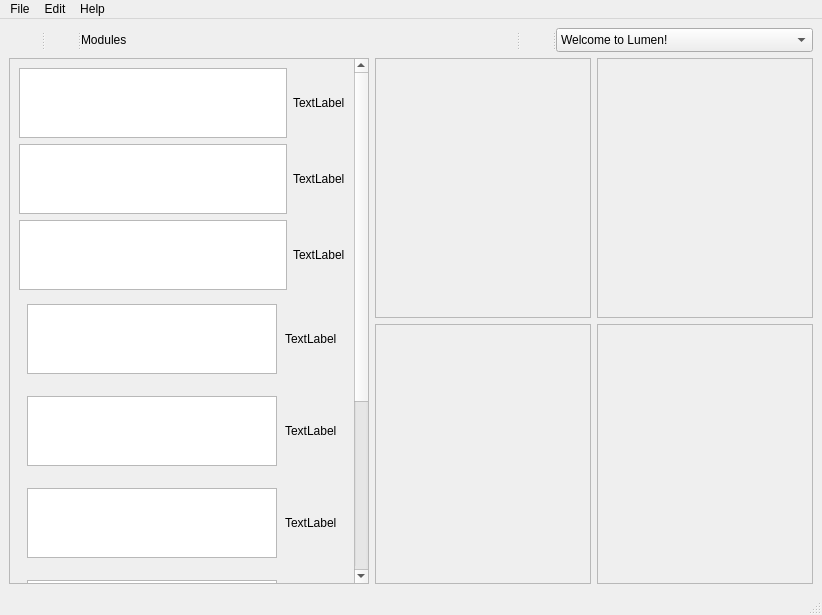
First picture: the form in ui/LumenMainWindow2.0.ui, repository Eual11/Lumen, before the edit.
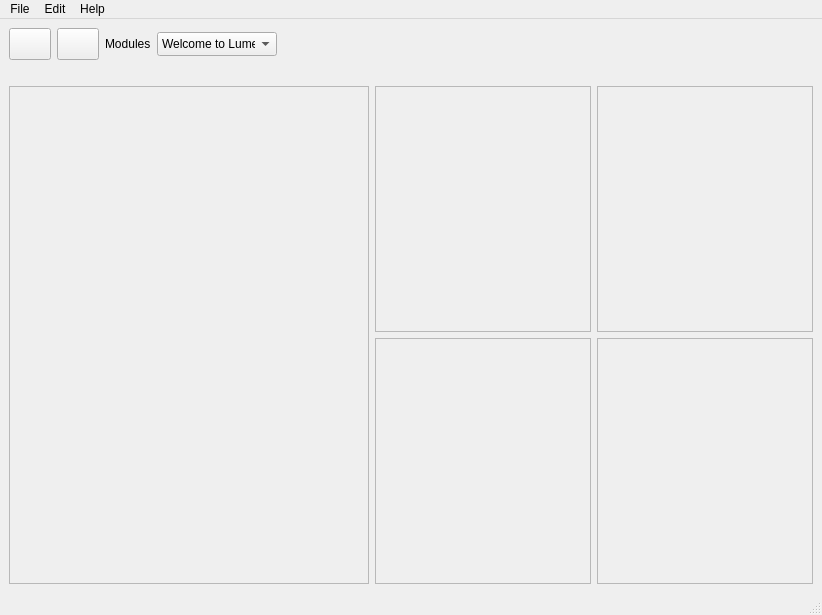
Second picture: the form after the edit. Icons and pictures are not drawn.

Patch:
```diff
--- a/ui/LumenMainWindow2.0.ui
+++ b/ui/LumenMainWindow2.0.ui
@@ -26,99 +26,84 @@
    <string>MainWindow</string>
   </property>
   <widget class="QWidget" name="centralwidget">
-   <layout class="QHBoxLayout" name="horizontalLayout_13">
-    <item>
      <layout class="QVBoxLayout" name="verticalLayout_2">
       <item>
-       <widget class="QSplitter" name="splitter_2">
-        <property name="sizePolicy">
-         <sizepolicy hsizetype="Expanding" vsizetype="Preferred">
-          <horstretch>0</horstretch>
-          <verstretch>0</verstretch>
-         </sizepolicy>
-        </property>
-        <property name="maximumSize">
+     <layout class="QHBoxLayout" name="horizontalLayout_10">
+      <item>
+       <widget class="QPushButton" name="pushButton">
+        <property name="minimumSize">
          <size>
-          <width>282</width>
+          <width>42</width>
           <height>32</height>
          </size>
         </property>
-        <property name="orientation">
-         <enum>Qt::Orientation::Horizontal</enum>
-        </property>
-        <widget class="QLabel" name="label">
          <property name="maximumSize">
           <size>
-           <width>32</width>
+          <width>42</width>
            <height>32</height>
           </size>
          </property>
          <property name="text">
           <string/>
          </property>
-         <property name="pixmap">
-          <pixmap resource="../RCS.qrc">:/saveIcon/icons8-image-96.png</pixmap>
-         </property>
-         <property name="scaledContents">
-          <bool>true</bool>
-         </property>
-        </widget>
-        <widget class="QLabel" name="label_2">
+        <property name="icon">
+         <iconset resource="../RCS.qrc">
+          <normaloff>:/saveIcon/icons8-image-96.png</normaloff>:/saveIcon/icons8-image-96.png</iconset>
+        </property>
+        <property name="iconSize">
+         <size>
+          <width>32</width>
+          <height>32</height>
+         </size>
+        </property>
+       </widget>
+      </item>
+      <item>
+       <widget class="QPushButton" name="pushButton_2">
+        <property name="minimumSize">
+         <size>
+          <width>42</width>
+          <height>32</height>
+         </size>
+        </property>
          <property name="maximumSize">
           <size>
-           <width>32</width>
+          <width>42</width>
            <height>32</height>
           </size>
          </property>
          <property name="text">
           <string/>
          </property>
-         <property name="pixmap">
-          <pixmap resource="../RCS.qrc">:/newPrefix/icons8-save-100.png</pixmap>
-         </property>
-         <property name="scaledContents">
-          <bool>true</bool>
-         </property>
-        </widget>
-        <widget class="QSplitter" name="splitter">
-         <property name="sizePolicy">
-          <sizepolicy hsizetype="Minimum" vsizetype="Preferred">
-           <horstretch>0</horstretch>
-           <verstretch>0</verstretch>
-          </sizepolicy>
-         </property>
-         <property name="orientation">
-          <enum>Qt::Orientation::Horizontal</enum>
-         </property>
-         <widget class="QLabel" name="label_4">
-          <property name="sizePolicy">
-           <sizepolicy hsizetype="Fixed" vsizetype="Preferred">
-            <horstretch>0</horstretch>
-            <verstretch>0</verstretch>
-           </sizepolicy>
-          </property>
-          <property name="text">
-           <string>Modules</string>
-          </property>
-         </widget>
+        <property name="icon">
+         <iconset resource="../RCS.qrc">
+          <normaloff>:/newPrefix/icons8-save-100.png</normaloff>:/newPrefix/icons8-save-100.png</iconset>
+        </property>
+        <property name="iconSize">
+         <size>
+          <width>32</width>
+          <height>32</height>
+         </size>
+        </property>
+       </widget>
+      </item>
+      <item>
          <widget class="QLabel" name="label_3">
           <property name="maximumSize">
            <size>
-            <width>32</width>
+          <width>85</width>
             <height>32</height>
            </size>
           </property>
           <property name="text">
-           <string/>
-          </property>
-          <property name="pixmap">
-           <pixmap resource="../RCS.qrc">:/saveIcon/icons8-module-64.png</pixmap>
+         <string>Modules</string>
           </property>
           <property name="scaledContents">
            <bool>true</bool>
           </property>
          </widget>
-        </widget>
+      </item>
+      <item>
         <widget class="QComboBox" name="comboBox">
          <property name="sizePolicy">
           <sizepolicy hsizetype="Maximum" vsizetype="Fixed">
@@ -165,10 +150,37 @@
           </property>
          </item>
         </widget>
+      </item>
+      <item>
+       <spacer name="horizontalSpacer">
+        <property name="orientation">
+         <enum>Qt::Orientation::Horizontal</enum>
+        </property>
+        <property name="sizeHint" stdset="0">
+         <size>
+          <width>40</width>
+          <height>20</height>
+         </size>
+        </property>
+       </spacer>
+      </item>
+     </layout>
+    </item>
+    <item>
+     <widget class="QLabel" name="label_4">
+      <property name="sizePolicy">
+       <sizepolicy hsizetype="Fixed" vsizetype="Preferred">
+        <horstretch>0</horstretch>
+        <verstretch>0</verstretch>
+       </sizepolicy>
+      </property>
+      <property name="text">
+       <string/>
+      </property>
        </widget>
       </item>
       <item>
-       <layout class="QHBoxLayout" name="horizontalLayout_12">
+     <layout class="QHBoxLayout" name="horizontalLayout">
         <item>
          <widget class="QScrollArea" name="scrollArea">
           <property name="minimumSize">
@@ -191,246 +203,11 @@
             <rect>
              <x>0</x>
              <y>0</y>
-             <width>346</width>
-             <height>672</height>
-            </rect>
-           </property>
-           <layout class="QVBoxLayout" name="verticalLayout">
-            <item>
-             <layout class="QHBoxLayout" name="horizontalLayout">
-              <item>
-               <widget class="QTextEdit" name="textEdit"/>
-              </item>
-              <item>
-               <widget class="QLabel" name="label_5">
-                <property name="text">
-                 <string>TextLabel</string>
-                </property>
-               </widget>
-              </item>
-             </layout>
-            </item>
-            <item>
-             <layout class="QHBoxLayout" name="horizontalLayout_2">
-              <item>
-               <widget class="QTextEdit" name="textEdit_2"/>
-              </item>
-              <item>
-               <widget class="QLabel" name="label_6">
-                <property name="text">
-                 <string>TextLabel</string>
-                </property>
-               </widget>
-              </item>
-             </layout>
-            </item>
-            <item>
-             <layout class="QHBoxLayout" name="horizontalLayout_3">
-              <item>
-               <widget class="QTextEdit" name="textEdit_3"/>
-              </item>
-              <item>
-               <widget class="QLabel" name="label_7">
-                <property name="text">
-                 <string>TextLabel</string>
-                </property>
-               </widget>
-              </item>
-             </layout>
-            </item>
-            <item>
-             <layout class="QHBoxLayout" name="horizontalLayout_4">
-              <property name="spacing">
-               <number>8</number>
-              </property>
-              <property name="sizeConstraint">
-               <enum>QLayout::SizeConstraint::SetMinimumSize</enum>
-              </property>
-              <property name="leftMargin">
-               <number>8</number>
-              </property>
-              <property name="topMargin">
-               <number>8</number>
-              </property>
-              <property name="rightMargin">
-               <number>8</number>
-              </property>
-              <property name="bottomMargin">
-               <number>8</number>
-              </property>
-              <item>
-               <widget class="QTextEdit" name="textEdit_4"/>
-              </item>
-              <item>
-               <widget class="QLabel" name="label_8">
-                <property name="text">
-                 <string>TextLabel</string>
-                </property>
-               </widget>
-              </item>
-             </layout>
-            </item>
-            <item>
-             <layout class="QHBoxLayout" name="horizontalLayout_5">
-              <property name="spacing">
-               <number>8</number>
-              </property>
-              <property name="sizeConstraint">
-               <enum>QLayout::SizeConstraint::SetMinimumSize</enum>
-              </property>
-              <property name="leftMargin">
-               <number>8</number>
-              </property>
-              <property name="topMargin">
-               <number>8</number>
-              </property>
-              <property name="rightMargin">
-               <number>8</number>
-              </property>
-              <property name="bottomMargin">
-               <number>8</number>
-              </property>
-              <item>
-               <widget class="QTextEdit" name="textEdit_5"/>
-              </item>
-              <item>
-               <widget class="QLabel" name="label_9">
-                <property name="text">
-                 <string>TextLabel</string>
-                </property>
-               </widget>
-              </item>
-             </layout>
-            </item>
-            <item>
-             <layout class="QHBoxLayout" name="horizontalLayout_9">
-              <property name="spacing">
-               <number>8</number>
-              </property>
-              <property name="sizeConstraint">
-               <enum>QLayout::SizeConstraint::SetMinimumSize</enum>
-              </property>
-              <property name="leftMargin">
-               <number>8</number>
-              </property>
-              <property name="topMargin">
-               <number>8</number>
-              </property>
-              <property name="rightMargin">
-               <number>8</number>
-              </property>
-              <property name="bottomMargin">
-               <number>8</number>
-              </property>
-              <item>
-               <widget class="QTextEdit" name="textEdit_9"/>
-              </item>
-              <item>
-               <widget class="QLabel" name="label_13">
-                <property name="text">
-                 <string>TextLabel</string>
-                </property>
-               </widget>
-              </item>
-             </layout>
-            </item>
-            <item>
-             <layout class="QHBoxLayout" name="horizontalLayout_8">
-              <property name="spacing">
-               <number>8</number>
-              </property>
-              <property name="sizeConstraint">
-               <enum>QLayout::SizeConstraint::SetMinimumSize</enum>
-              </property>
-              <property name="leftMargin">
-               <number>8</number>
-              </property>
-              <property name="topMargin">
-               <number>8</number>
-              </property>
-              <property name="rightMargin">
-               <number>8</number>
-              </property>
-              <property name="bottomMargin">
-               <number>8</number>
-              </property>
-              <item>
-               <widget class="QTextEdit" name="textEdit_8"/>
-              </item>
-              <item>
-               <widget class="QLabel" name="label_12">
-                <property name="text">
-                 <string>TextLabel</string>
-                </property>
-               </widget>
-              </item>
-             </layout>
-            </item>
-            <item>
-             <layout class="QHBoxLayout" name="horizontalLayout_7">
-              <property name="spacing">
-               <number>8</number>
-              </property>
-              <property name="sizeConstraint">
-               <enum>QLayout::SizeConstraint::SetMinimumSize</enum>
-              </property>
-              <property name="leftMargin">
-               <number>8</number>
-              </property>
-              <property name="topMargin">
-               <number>8</number>
-              </property>
-              <property name="rightMargin">
-               <number>8</number>
-              </property>
-              <property name="bottomMargin">
-               <number>8</number>
-              </property>
-              <item>
-               <widget class="QTextEdit" name="textEdit_7"/>
-              </item>
-              <item>
-               <widget class="QLabel" name="label_11">
-                <property name="text">
-                 <string>TextLabel</string>
-                </property>
-               </widget>
-              </item>
-             </layout>
-            </item>
-            <item>
-             <layout class="QHBoxLayout" name="horizontalLayout_6">
-              <property name="spacing">
-               <number>8</number>
-              </property>
-              <property name="sizeConstraint">
-               <enum>QLayout::SizeConstraint::SetMinimumSize</enum>
-              </property>
-              <property name="leftMargin">
-               <number>8</number>
-              </property>
-              <property name="topMargin">
-               <number>8</number>
-              </property>
-              <property name="rightMargin">
-               <number>8</number>
-              </property>
-              <property name="bottomMargin">
-               <number>8</number>
-              </property>
-              <item>
-               <widget class="QTextEdit" name="textEdit_6"/>
-              </item>
-              <item>
-               <widget class="QLabel" name="label_10">
-                <property name="text">
-                 <string>TextLabel</string>
-                </property>
-               </widget>
-              </item>
-             </layout>
-            </item>
-           </layout>
+           <width>358</width>
+           <height>478</height>
+          </rect>
+         </property>
+         <layout class="QVBoxLayout" name="verticalLayout"/>
           </widget>
          </widget>
         </item>
@@ -476,7 +253,25 @@
             </property>
            </widget>
           </item>
-         </layout>
+        <item row="0" column="0">
+         <widget class="QFrame" name="frame">
+          <property name="frameShape">
+           <enum>QFrame::Shape::StyledPanel</enum>
+          </property>
+          <property name="frameShadow">
+           <enum>QFrame::Shadow::Raised</enum>
+          </property>
+         </widget>
+        </item>
+        <item row="0" column="1">
+         <widget class="QFrame" name="frame_2">
+          <property name="frameShape">
+           <enum>QFrame::Shape::StyledPanel</enum>
+          </property>
+          <property name="frameShadow">
+           <enum>QFrame::Shadow::Raised</enum>
+          </property>
+         </widget>
         </item>
        </layout>
       </item>
```
Left out of the diff: 20 changed lines with no effect on the pictures. Lines whose indentation alone changed are shown as unchanged.
